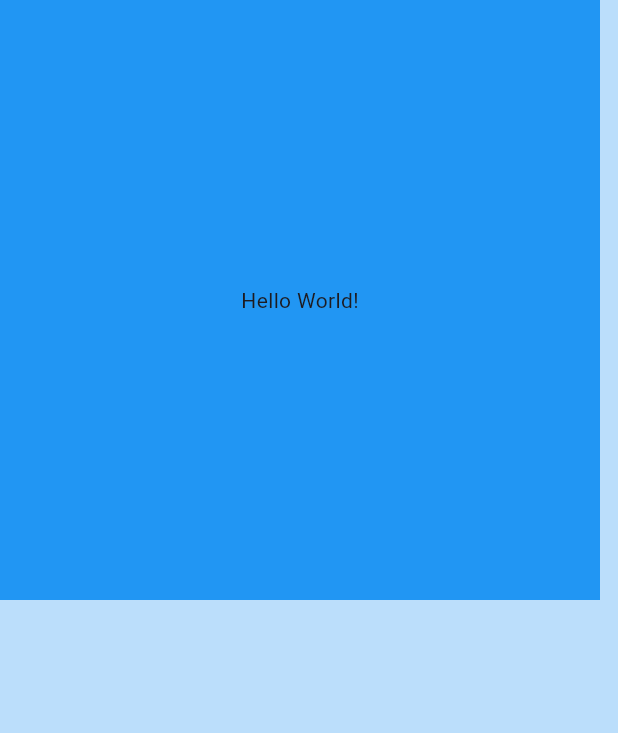
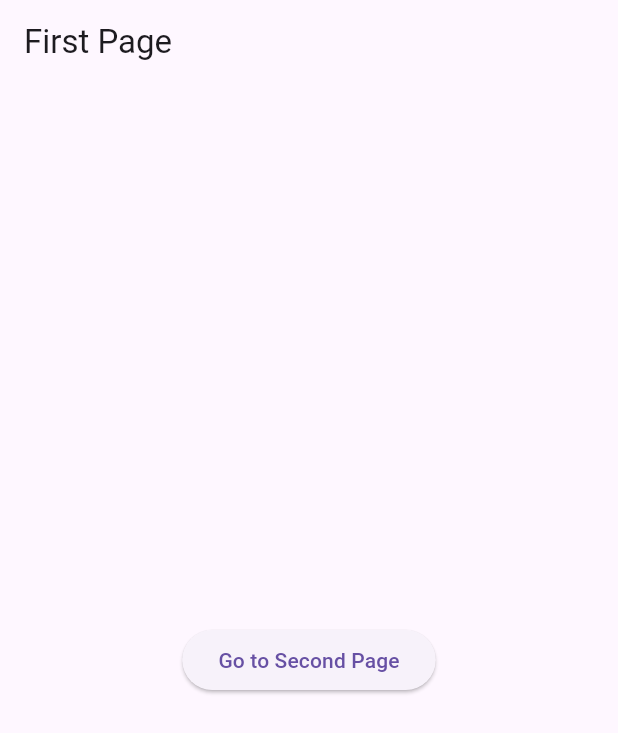
Before and after one commit to yushanwebdev/flutter-explore, a Flutter app: the screen it shows after launch, on a phone screen of 412 x 824 dp. Shown: the top 733 px of the screen. Run offline on Flutter 3.47's test engine with Material 3 defaults, Android fonts, the phone set to English and light mode, and no system bars.

Commit message:
feat: Navigation

```diff
--- a/lib/main.dart
+++ b/lib/main.dart
@@ -1,4 +1,6 @@
 import 'package:flutter/material.dart';
+import 'package:flutter_demo/pages/first_page.dart';
+import 'package:flutter_demo/pages/second_page.dart';
 
 void main() {
   runApp(const MainApp());
@@ -16,17 +18,9 @@ class MainApp extends StatelessWidget {
   @override
   Widget build(BuildContext context) {
     return MaterialApp(
-        debugShowCheckedModeBanner: false,
-        home: Scaffold(
-            backgroundColor: Colors.blue[100],
-            body: GestureDetector(
-              onTap: userTapped,
-              child: Container(
-                width: 400,
-                height: 400,
-                color: Colors.blue[500],
-                child: Center(child: Text("Hello World!")),
-              ),
-            )));
+      debugShowCheckedModeBanner: false,
+      home: FirstPage(),
+      routes: {'/secondpage': (context) => SecondPage()},
+    );
   }
 }
--- /dev/null
+++ b/lib/pages/first_page.dart
@@ -0,0 +1,21 @@
+import 'package:flutter/material.dart';
+import 'package:flutter_demo/pages/second_page.dart';
+
+class FirstPage extends StatelessWidget {
+  @override
+  Widget build(BuildContext context) {
+    return Scaffold(
+      appBar: AppBar(
+        title: Text('First Page'),
+      ),
+      body: Center(
+        child: ElevatedButton(
+          onPressed: () {
+            Navigator.pushNamed(context, '/secondpage');
+          },
+          child: Text('Go to Second Page'),
+        ),
+      ),
+    );
+  }
+}
```
Also changed, not shown: lib/pages/second_page.dart (added, +20 -0 lines).
